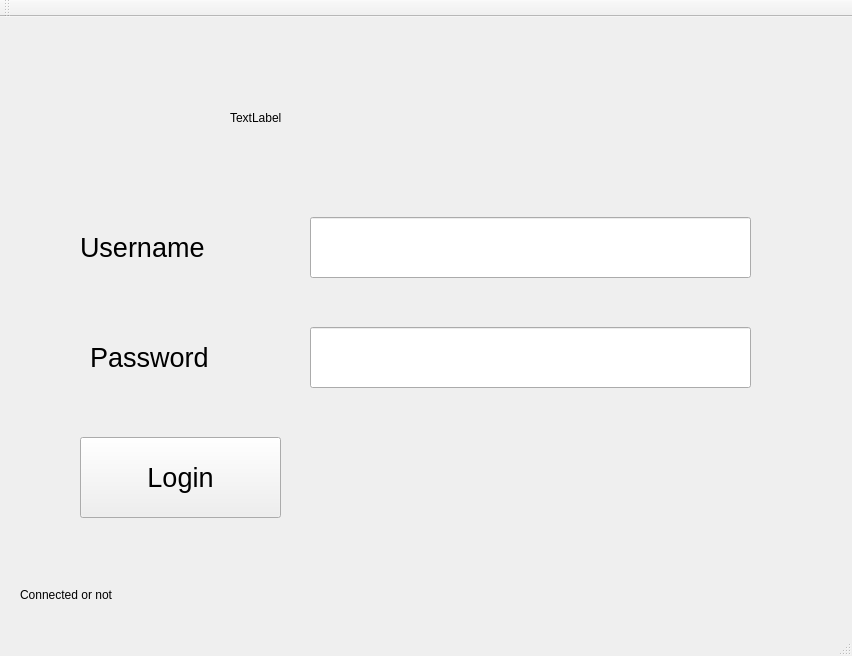
First picture: the form in QtCuties-BulkClubProject/mainwindow.ui, repository NicholasHuCS1C/Bulk-Club-CS1C, before the edit.
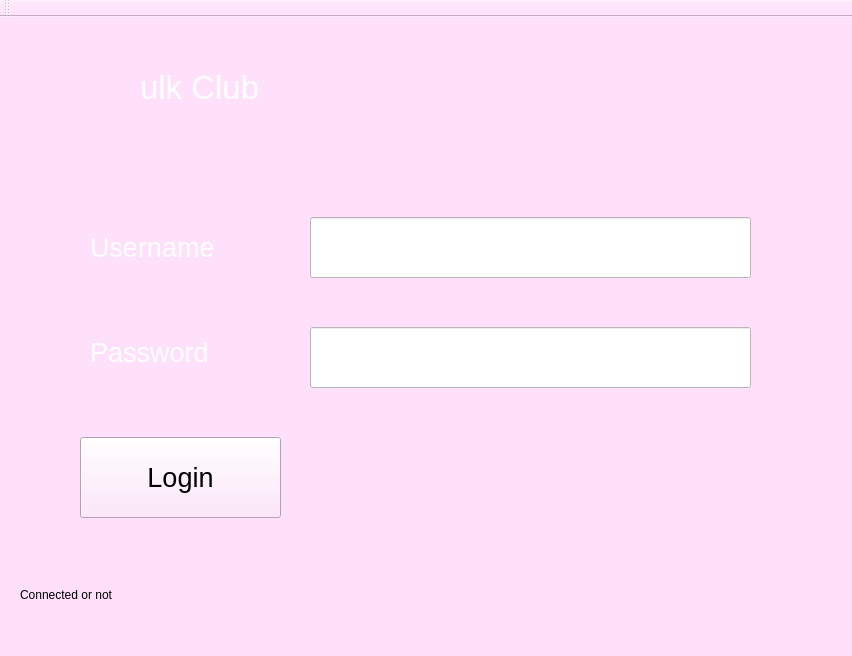
Second picture: the form after the edit.

Commit message: Added some design shit

What changed in the file:
```diff
--- a/QtCuties-BulkClubProject/mainwindow.ui
+++ b/QtCuties-BulkClubProject/mainwindow.ui
@@ -13,6 +13,10 @@
   <property name="windowTitle">
    <string>MainWindow</string>
   </property>
+  <property name="styleSheet">
+   <string notr="true">background-color: rgb(255, 170, 255);
+background-color: rgb(255, 224, 250);</string>
+  </property>
   <widget class="QWidget" name="centralWidget">
    <widget class="QLineEdit" name="lineEditPassword">
     <property name="geometry">
@@ -28,6 +32,9 @@
       <pointsize>20</pointsize>
      </font>
     </property>
+    <property name="styleSheet">
+     <string notr="true">background-color: rgb(255, 255, 255);</string>
+    </property>
     <property name="text">
      <string/>
     </property>
@@ -38,17 +45,219 @@
    <widget class="QLabel" name="labelUsername">
     <property name="geometry">
      <rect>
-      <x>80</x>
-      <y>170</y>
-      <width>201</width>
-      <height>121</height>
+      <x>90</x>
+      <y>200</y>
+      <width>161</width>
+      <height>61</height>
      </rect>
     </property>
+    <property name="palette">
+     <palette>
+      <active>
+       <colorrole role="WindowText">
+        <brush brushstyle="SolidPattern">
+         <color alpha="255">
+          <red>255</red>
+          <green>255</green>
+          <blue>255</blue>
+         </color>
+        </brush>
+       </colorrole>
+       <colorrole role="Button">
+        <brush brushstyle="SolidPattern">
+         <color alpha="0">
+          <red>0</red>
+          <green>0</green>
+          <blue>0</blue>
+         </color>
+        </brush>
+       </colorrole>
+       <colorrole role="Text">
+        <brush brushstyle="SolidPattern">
+         <color alpha="255">
+          <red>255</red>
+          <green>255</green>
+          <blue>255</blue>
+         </color>
+        </brush>
+       </colorrole>
+       <colorrole role="ButtonText">
+        <brush brushstyle="SolidPattern">
+         <color alpha="255">
+          <red>255</red>
+          <green>255</green>
+          <blue>255</blue>
+         </color>
+        </brush>
+       </colorrole>
+       <colorrole role="Base">
+        <brush brushstyle="SolidPattern">
+         <color alpha="0">
+          <red>0</red>
+          <green>0</green>
+          <blue>0</blue>
+         </color>
+        </brush>
+       </colorrole>
+       <colorrole role="Window">
+        <brush brushstyle="SolidPattern">
+         <color alpha="0">
+          <red>0</red>
+          <green>0</green>
+          <blue>0</blue>
+         </color>
+        </brush>
+       </colorrole>
+       <colorrole role="PlaceholderText">
+        <brush brushstyle="SolidPattern">
+         <color alpha="128">
+          <red>255</red>
+          <green>255</green>
+          <blue>255</blue>
+         </color>
+        </brush>
+       </colorrole>
+      </active>
+      <inactive>
+       <colorrole role="WindowText">
+        <brush brushstyle="SolidPattern">
+         <color alpha="255">
+          <red>255</red>
+          <green>255</green>
+          <blue>255</blue>
+         </color>
+        </brush>
+       </colorrole>
+       <colorrole role="Button">
+        <brush brushstyle="SolidPattern">
+         <color alpha="0">
+          <red>0</red>
+          <green>0</green>
+          <blue>0</blue>
+         </color>
+        </brush>
+       </colorrole>
+       <colorrole role="Text">
+        <brush brushstyle="SolidPattern">
+         <color alpha="255">
+          <red>255</red>
+          <green>255</green>
+          <blue>255</blue>
+         </color>
+        </brush>
+       </colorrole>
+       <colorrole role="ButtonText">
+        <brush brushstyle="SolidPattern">
+         <color alpha="255">
+          <red>255</red>
+          <green>255</green>
+          <blue>255</blue>
+         </color>
+        </brush>
+       </colorrole>
+       <colorrole role="Base">
+        <brush brushstyle="SolidPattern">
+         <color alpha="0">
+          <red>0</red>
+          <green>0</green>
+          <blue>0</blue>
+         </color>
+        </brush>
+       </colorrole>
+       <colorrole role="Window">
+        <brush brushstyle="SolidPattern">
+         <color alpha="0">
+          <red>0</red>
+          <green>0</green>
+          <blue>0</blue>
+         </color>
+        </brush>
+       </colorrole>
+       <colorrole role="PlaceholderText">
+        <brush brushstyle="SolidPattern">
+         <color alpha="128">
+          <red>255</red>
+          <green>255</green>
+          <blue>255</blue>
+         </color>
+        </brush>
+       </colorrole>
+      </inactive>
+      <disabled>
+       <colorrole role="WindowText">
+        <brush brushstyle="SolidPattern">
+         <color alpha="255">
+          <red>120</red>
+          <green>120</green>
+          <blue>120</blue>
+         </color>
+        </brush>
+       </colorrole>
+       <colorrole role="Button">
+        <brush brushstyle="SolidPattern">
+         <color alpha="0">
+          <red>0</red>
+          <green>0</green>
+          <blue>0</blue>
+         </color>
+        </brush>
+       </colorrole>
+       <colorrole role="Text">
+        <brush brushstyle="SolidPattern">
+         <color alpha="255">
+          <red>120</red>
+          <green>120</green>
+          <blue>120</blue>
+         </color>
+        </brush>
+       </colorrole>
+       <colorrole role="ButtonText">
+        <brush brushstyle="SolidPattern">
+         <color alpha="255">
+          <red>120</red>
+          <green>120</green>
+          <blue>120</blue>
+         </color>
+        </brush>
+       </colorrole>
+       <colorrole role="Base">
+        <brush brushstyle="SolidPattern">
+         <color alpha="0">
+          <red>0</red>
+          <green>0</green>
+          <blue>0</blue>
+         </color>
+        </brush>
+       </colorrole>
+       <colorrole role="Window">
+        <brush brushstyle="SolidPattern">
+         <color alpha="0">
+          <red>0</red>
+          <green>0</green>
+          <blue>0</blue>
+         </color>
+        </brush>
+       </colorrole>
+       <colorrole role="PlaceholderText">
+        <brush brushstyle="SolidPattern">
+         <color alpha="128">
+          <red>0</red>
+          <green>0</green>
+          <blue>0</blue>
+         </color>
+        </brush>
+       </colorrole>
+      </disabled>
+     </palette>
+    </property>
     <property name="font">
      <font>
       <pointsize>20</pointsize>
      </font>
     </property>
+    <property name="styleSheet">
+     <string notr="true">background: transparent;</string>
+    </property>
     <property name="text">
      <string>Username</string>
     </property>
@@ -57,16 +266,191 @@
     <property name="geometry">
      <rect>
       <x>90</x>
-      <y>280</y>
-      <width>201</width>
-      <height>121</height>
+      <y>310</y>
+      <width>141</width>
+      <height>51</height>
      </rect>
     </property>
+    <property name="palette">
+     <palette>
+      <active>
+       <colorrole role="WindowText">
+        <brush brushstyle="SolidPattern">
+         <color alpha="255">
+          <red>255</red>
+          <green>255</green>
+          <blue>255</blue>
+         </color>
+        </brush>
+       </colorrole>
+       <colorrole role="Button">
+        <brush brushstyle="SolidPattern">
+         <color alpha="0">
+          <red>0</red>
+          <green>0</green>
+          <blue>0</blue>
+         </color>
+        </brush>
+       </colorrole>
+       <colorrole role="Text">
+        <brush brushstyle="SolidPattern">
+         <color alpha="255">
+          <red>255</red>
+          <green>255</green>
+          <blue>255</blue>
+         </color>
+        </brush>
+       </colorrole>
+       <colorrole role="Base">
+        <brush brushstyle="SolidPattern">
+         <color alpha="0">
+          <red>0</red>
+          <green>0</green>
+          <blue>0</blue>
+         </color>
+        </brush>
+       </colorrole>
+       <colorrole role="Window">
+        <brush brushstyle="SolidPattern">
+         <color alpha="0">
+          <red>0</red>
+          <green>0</green>
+          <blue>0</blue>
+         </color>
+        </brush>
+       </colorrole>
+       <colorrole role="PlaceholderText">
+        <brush brushstyle="SolidPattern">
+         <color alpha="128">
+          <red>255</red>
+          <green>255</green>
+          <blue>255</blue>
+         </color>
+        </brush>
+       </colorrole>
+      </active>
+      <inactive>
+       <colorrole role="WindowText">
+        <brush brushstyle="SolidPattern">
+         <color alpha="255">
+          <red>255</red>
+          <green>255</green>
+          <blue>255</blue>
+         </color>
+        </brush>
+       </colorrole>
+       <colorrole role="Button">
+        <brush brushstyle="SolidPattern">
+         <color alpha="0">
+          <red>0</red>
+          <green>0</green>
+          <blue>0</blue>
+         </color>
+        </brush>
+       </colorrole>
+       <colorrole role="Text">
+        <brush brushstyle="SolidPattern">
+         <color alpha="255">
+          <red>255</red>
+          <green>255</green>
+          <blue>255</blue>
+         </color>
+        </brush>
+       </colorrole>
+       <colorrole role="Base">
+        <brush brushstyle="SolidPattern">
+         <color alpha="0">
+          <red>0</red>
+          <green>0</green>
+          <blue>0</blue>
+         </color>
+        </brush>
+       </colorrole>
+       <colorrole role="Window">
+        <brush brushstyle="SolidPattern">
+         <color alpha="0">
+          <red>0</red>
+          <green>0</green>
+          <blue>0</blue>
+         </color>
+        </brush>
+       </colorrole>
+       <colorrole role="PlaceholderText">
+        <brush brushstyle="SolidPattern">
+         <color alpha="128">
+          <red>255</red>
+          <green>255</green>
+          <blue>255</blue>
+         </color>
+        </brush>
+       </colorrole>
+      </inactive>
+      <disabled>
+       <colorrole role="WindowText">
+        <brush brushstyle="SolidPattern">
+         <color alpha="255">
+          <red>120</red>
+          <green>120</green>
+          <blue>120</blue>
+         </color>
+        </brush>
+       </colorrole>
+       <colorrole role="Button">
+        <brush brushstyle="SolidPattern">
+         <color alpha="0">
+          <red>0</red>
+          <green>0</green>
+          <blue>0</blue>
+         </color>
+        </brush>
+       </colorrole>
+       <colorrole role="Text">
+        <brush brushstyle="SolidPattern">
+         <color alpha="255">
+          <red>120</red>
+          <green>120</green>
+          <blue>120</blue>
+         </color>
+        </brush>
+       </colorrole>
+       <colorrole role="Base">
+        <brush brushstyle="SolidPattern">
+         <color alpha="0">
+          <red>0</red>
+          <green>0</green>
+          <blue>0</blue>
+         </color>
+        </brush>
+       </colorrole>
+       <colorrole role="Window">
+        <brush brushstyle="SolidPattern">
+         <color alpha="0">
+          <red>0</red>
+          <green>0</green>
+          <blue>0</blue>
+         </color>
+        </brush>
+       </colorrole>
+       <colorrole role="PlaceholderText">
+        <brush brushstyle="SolidPattern">
+         <color alpha="128">
+          <red>0</red>
+          <green>0</green>
+          <blue>0</blue>
+         </color>
+        </brush>
+       </colorrole>
+      </disabled>
+     </palette>
+    </property>
     <property name="font">
      <font>
       <pointsize>20</pointsize>
      </font>
     </property>
+    <property name="styleSheet">
+     <string notr="true">background: transparent;</string>
+    </property>
     <property name="text">
      <string>Password</string>
     </property>
@@ -85,6 +469,9 @@
       <pointsize>20</pointsize>
      </font>
     </property>
+    <property name="styleSheet">
+     <string notr="true">background-color: rgb(255, 255, 255);</string>
+    </property>
     <property name="text">
      <string/>
     </property>
@@ -103,6 +490,9 @@
       <pointsize>20</pointsize>
      </font>
     </property>
+    <property name="styleSheet">
+     <string notr="true">background-color: qconicalgradient(cx:0.5, cy:0.5, angle:0, stop:0 rgba(35, 40, 3, 255), stop:0.16 rgba(136, 106, 22, 255), stop:0.225 rgba(166, 140, 41, 255), stop:0.285 rgba(204, 181, 74, 255), stop:0.345 rgba(235, 219, 102, 255), stop:0.415 rgba(245, 236, 112, 255), stop:0.52 rgba(209, 190, 76, 255), stop:0.57 rgba(187, 156, 51, 255), stop:0.635 rgba(168, 142, 42, 255), stop:0.695 rgba(202, 174, 68, 255), stop:0.75 rgba(218, 202, 86, 255), stop:0.815 rgba(208, 187, 73, 255), stop:0.88 rgba(187, 156, 51, 255), stop:0.935 rgba(137, 108, 26, 255), stop:1 rgba(35, 40, 3, 255));</string>
+    </property>
     <property name="text">
      <string>Login</string>
     </property>
@@ -123,16 +513,180 @@
    <widget class="QLabel" name="labelPic">
     <property name="geometry">
      <rect>
-      <x>230</x>
-      <y>60</y>
-      <width>181</width>
+      <x>20</x>
+      <y>20</y>
+      <width>201</width>
+      <height>171</height>
+     </rect>
+    </property>
+    <property name="styleSheet">
+     <string notr="true">background: transparent;</string>
+    </property>
+    <property name="text">
+     <string/>
+    </property>
+   </widget>
+   <widget class="QLabel" name="labelArnold">
+    <property name="geometry">
+     <rect>
+      <x>30</x>
+      <y>20</y>
+      <width>801</width>
+      <height>581</height>
+     </rect>
+    </property>
+    <property name="text">
+     <string/>
+    </property>
+   </widget>
+   <widget class="QLabel" name="label">
+    <property name="geometry">
+     <rect>
+      <x>140</x>
+      <y>30</y>
+      <width>361</width>
       <height>81</height>
      </rect>
     </property>
+    <property name="palette">
+     <palette>
+      <active>
+       <colorrole role="WindowText">
+        <brush brushstyle="SolidPattern">
+         <color alpha="255">
+          <red>255</red>
+          <green>255</green>
+          <blue>255</blue>
+         </color>
+        </brush>
+       </colorrole>
+       <colorrole role="Button">
+        <brush brushstyle="SolidPattern">
+         <color alpha="0">
+          <red>0</red>
+          <green>0</green>
+          <blue>0</blue>
+         </color>
+        </brush>
+       </colorrole>
+       <colorrole role="Base">
+        <brush brushstyle="SolidPattern">
+         <color alpha="0">
+          <red>0</red>
+          <green>0</green>
+          <blue>0</blue>
+         </color>
+        </brush>
+       </colorrole>
+       <colorrole role="Window">
+        <brush brushstyle="SolidPattern">
+         <color alpha="0">
+          <red>0</red>
+          <green>0</green>
+          <blue>0</blue>
+         </color>
+        </brush>
+       </colorrole>
+      </active>
+      <inactive>
+       <colorrole role="WindowText">
+        <brush brushstyle="SolidPattern">
+         <color alpha="255">
+          <red>255</red>
+          <green>255</green>
+          <blue>255</blue>
+         </color>
+        </brush>
+       </colorrole>
+       <colorrole role="Button">
+        <brush brushstyle="SolidPattern">
+         <color alpha="0">
+          <red>0</red>
+          <green>0</green>
+          <blue>0</blue>
+         </color>
+        </brush>
+       </colorrole>
+       <colorrole role="Base">
+        <brush brushstyle="SolidPattern">
+         <color alpha="0">
+          <red>0</red>
+          <green>0</green>
+          <blue>0</blue>
+         </color>
+        </brush>
+       </colorrole>
+       <colorrole role="Window">
+        <brush brushstyle="SolidPattern">
+         <color alpha="0">
+          <red>0</red>
+          <green>0</green>
+          <blue>0</blue>
+         </color>
+        </brush>
+       </colorrole>
+      </inactive>
+      <disabled>
+       <colorrole role="WindowText">
+        <brush brushstyle="SolidPattern">
+         <color alpha="255">
+          <red>120</red>
+          <green>120</green>
+          <blue>120</blue>
+         </color>
+        </brush>
+       </colorrole>
+       <colorrole role="Button">
+        <brush brushstyle="SolidPattern">
+         <color alpha="0">
+          <red>0</red>
+          <green>0</green>
+          <blue>0</blue>
+         </color>
+        </brush>
+       </colorrole>
+       <colorrole role="Base">
+        <brush brushstyle="SolidPattern">
+         <color alpha="0">
+          <red>0</red>
+          <green>0</green>
+          <blue>0</blue>
+         </color>
+        </brush>
+       </colorrole>
+       <colorrole role="Window">
+        <brush brushstyle="SolidPattern">
+         <color alpha="0">
+          <red>0</red>
+          <green>0</green>
+          <blue>0</blue>
+         </color>
+        </brush>
+       </colorrole>
+      </disabled>
+     </palette>
+    </property>
+    <property name="font">
+     <font>
+      <pointsize>25</pointsize>
+     </font>
+    </property>
+    <property name="styleSheet">
+     <string notr="true">background: transparent;</string>
+    </property>
     <property name="text">
-     <string>TextLabel</string>
+     <string>ulk Club</string>
     </property>
    </widget>
+   <zorder>labelArnold</zorder>
+   <zorder>labelUsername</zorder>
+   <zorder>labelPassword</zorder>
+   <zorder>pushButton</zorder>
+   <zorder>Status</zorder>
+   <zorder>labelPic</zorder>
+   <zorder>lineEditUsername</zorder>
+   <zorder>lineEditPassword</zorder>
+   <zorder>label</zorder>
   </widget>
   <widget class="QMenuBar" name="menuBar">
    <property name="geometry">
```
The commit also changes 5 other files.
